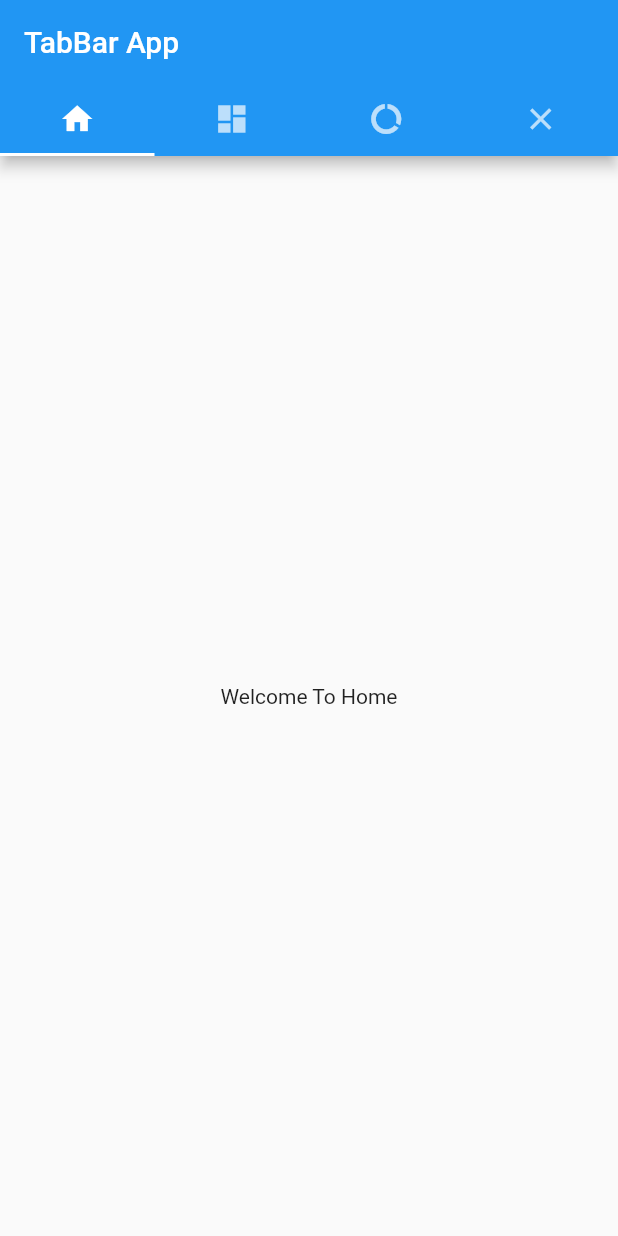
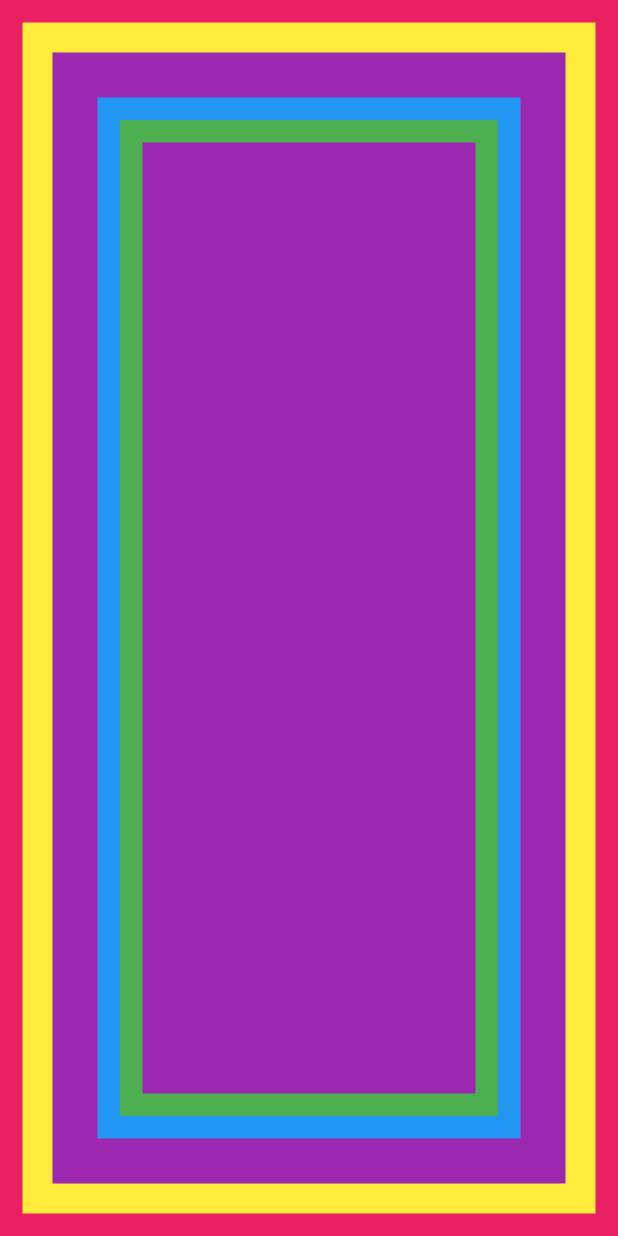
Before and after one commit to prianthon/happyflutter, a Flutter app: the screen it shows after launch, on a phone screen of 412 x 824 dp. Run offline on Flutter 3.47's test engine with Material 2 defaults, Android fonts, the phone set to English and light mode, and no system bars.

Commit message:
custom method widget

```diff
--- /dev/null
+++ b/lib/customw.dart
@@ -0,0 +1,42 @@
+import 'package:flutter/material.dart';
+
+void main() {
+  runApp(new customwidget());
+}
+
+class customwidget extends StatefulWidget {
+  @override
+  _applicationState createState() => _applicationState();
+}
+
+class _applicationState extends State<customwidget> {
+  @override
+  Widget build(BuildContext context) {
+    return new Container(
+      color: Colors.pink,
+      child: new Container(
+        color: Colors.yellow,
+        margin: const EdgeInsets.all(15.0),
+          child: new Container(
+            color: Colors.purple,
+            margin: const EdgeInsets.all(20.0),
+              child: new Container(
+                color: Colors.blue,
+                margin: const EdgeInsets.all(30.0),
+                  child: new Container(
+                    color: Colors.green,
+                    margin: const EdgeInsets.all(15.0),
+                      child: methodcustom(),
+                  ),
+              ),
+          ),
+      ),
+    );
+  }
+}
+Widget methodcustom() {
+  return new Container(
+    color: Colors.purple,
+    margin: const EdgeInsets.all(15.0),
+  );
+}
--- a/lib/main.dart
+++ b/lib/main.dart
@@ -1,7 +1,8 @@
 import 'package:flutter/material.dart';
+import 'customw.dart';
 
 void main() {
-  runApp(new MaterialApp(home: new application()));
+  runApp(new application());
 }
 
 class application extends StatefulWidget {
@@ -9,38 +10,14 @@ class application extends StatefulWidget {
   _applicationState createState() => _applicationState();
 }
 
-class _applicationState extends State<application>
-with SingleTickerProviderStateMixin {
-
-  TabController tabController;
-
-  void initState() {
-    tabController = new TabController(length: 4, vsync: this);
-  }
+class _applicationState extends State<application> {
   @override
   Widget build(BuildContext context) {
-    return new Scaffold(
-      appBar: new AppBar(
-        title: new Text('TabBar App'),
-        bottom: new TabBar(
-          controller: tabController,
-          tabs: <Widget>[
-            new Tab(icon: new Icon(Icons.home),),
-            new Tab(icon: new Icon(Icons.dashboard),),
-            new Tab(icon: new Icon(Icons.data_usage),),
-            new Tab(icon: new Icon(Icons.close),),
-          ],
-        ),
-
+    return new MaterialApp(
+      title: 'Custom Method Widget',
+      home: new Scaffold(
+        body: new customwidget(),
       ),
-      body: new TabBarView(
-        controller: tabController,
-        children: <Widget>[
-          new Center(child: new Text('Welcome To Home'),),
-          new Center(child: new Text('Welcome To Dashboard'),),
-          new Center(child: new Text('Welcome To Data Usage'),),
-          new Center(child: new Text('Welcome To Close'),),
-        ]),
     );
   }
 }
```
